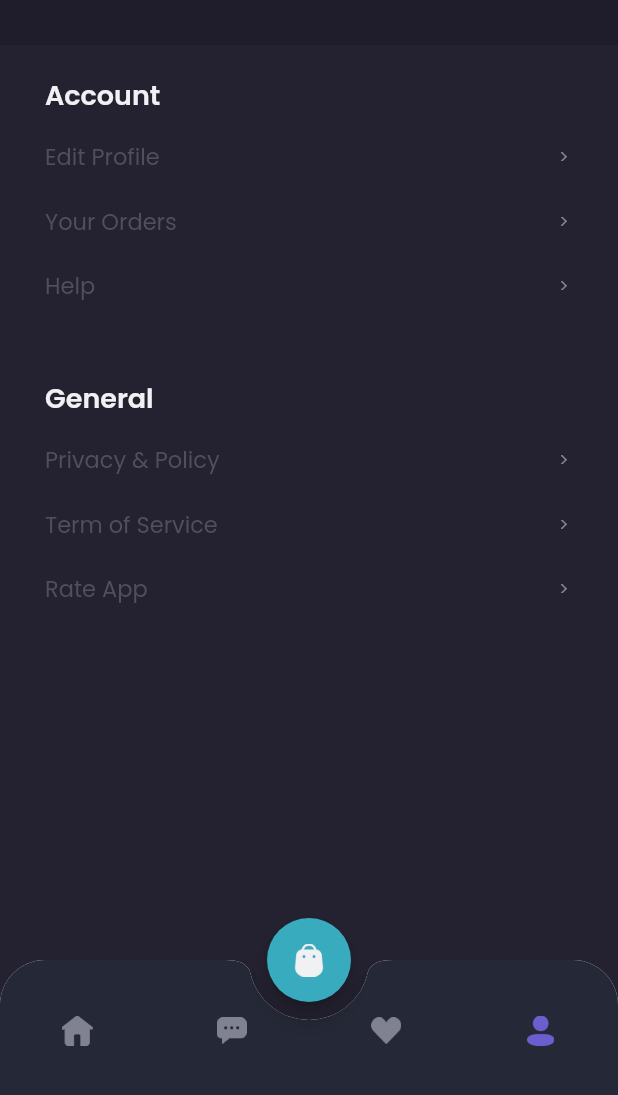
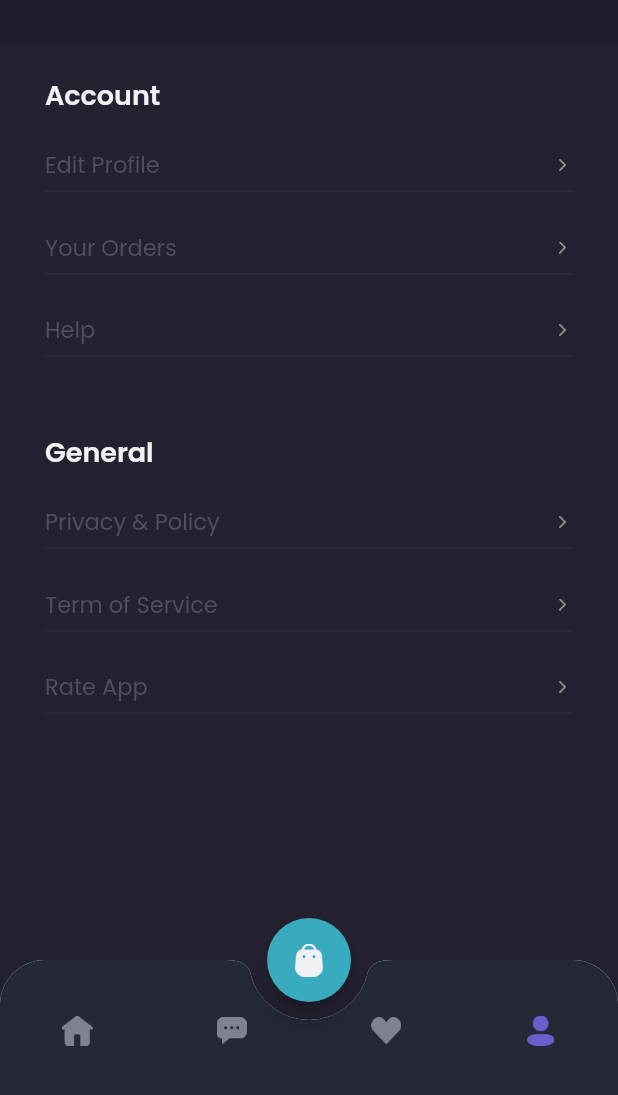
Before and after one commit to fahadhafizdev/shamo_app, a Flutter app: the screen it shows after launch, item 4 of the bottom bar chosen, on a phone screen of 412 x 824 dp, the part 141-1236 px from its top. Run offline on Flutter 3.47's test engine with Material 2 defaults, Android fonts, the phone set to English and light mode, and no system bars; our stand-ins replace google_fonts.

Commit message:
Update custom_button_profile_widget.dart

```diff
--- a/lib/ui/widget/custom_button_profile_widget.dart
+++ b/lib/ui/widget/custom_button_profile_widget.dart
@@ -7,8 +7,16 @@ class CustomButtonProfile extends StatelessWidget {
 
   @override
   Widget build(BuildContext context) {
-    return Padding(
-      padding: const EdgeInsets.only(bottom: 20),
+    return Container(
+      height: 35,
+      margin: EdgeInsets.only(bottom: 20),
+      decoration: BoxDecoration(
+        border: Border(
+          bottom: BorderSide(
+            color: blackColor.withOpacity(0.2),
+          ),
+        ),
+      ),
       child: Row(
         children: [
           Expanded(
@@ -19,8 +27,8 @@ class CustomButtonProfile extends StatelessWidget {
           ),
           Image.asset(
             'assets/images/icon_arrow.png',
-            height: 6,
-            width: 12,
+            height: 8,
+            width: 14,
           ),
         ],
       ),
```
